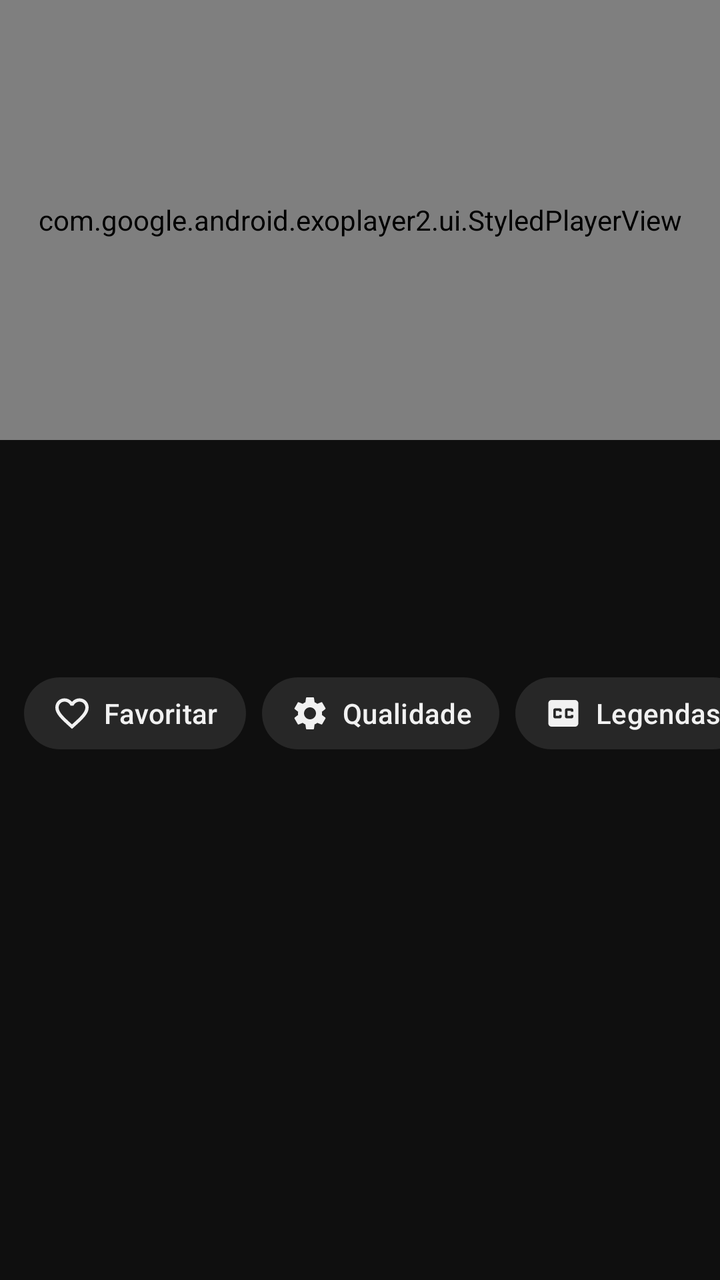
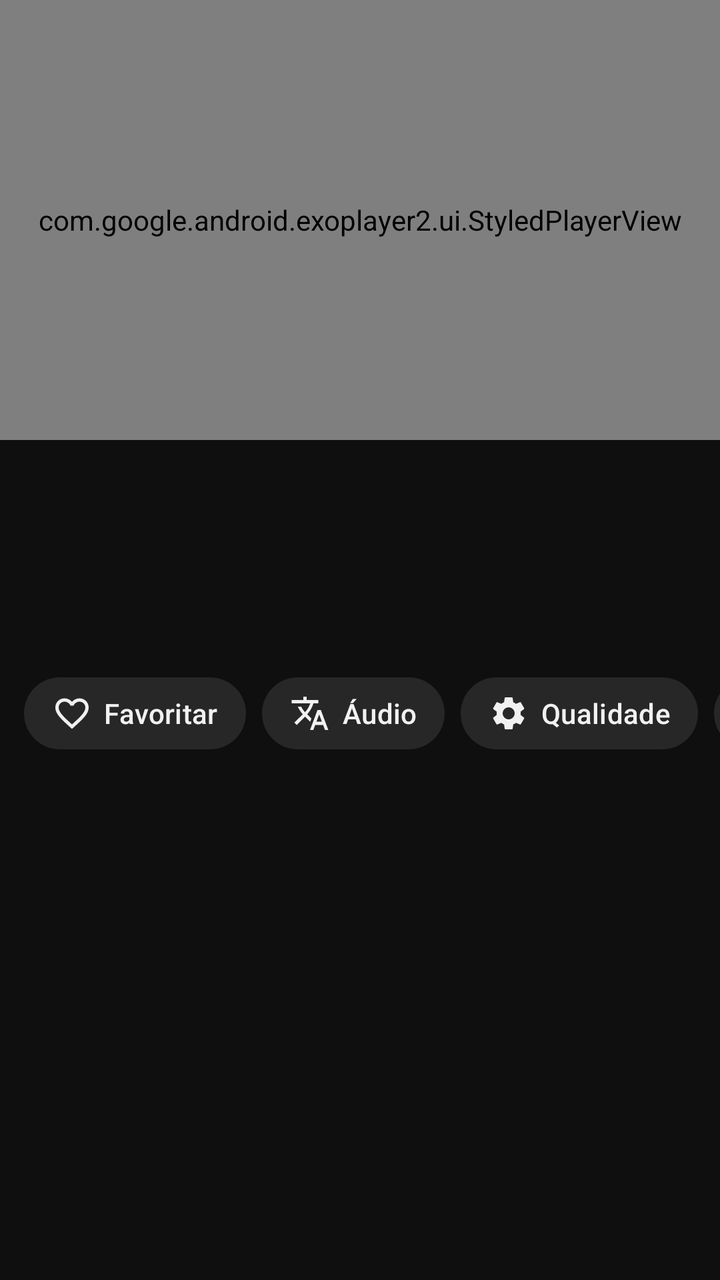

An Android layout rendered at two revisions. The XML below is the earlier revision; the diff shows what the commit changed to produce the second picture.
<!-- AndroidManifest.xml: another module's application theme Theme.SuperTube -->
<!-- res/layout/activity_player.xml -->
<?xml version="1.0" encoding="utf-8"?>
<LinearLayout xmlns:android="http://schemas.android.com/apk/res/android"
    xmlns:app="http://schemas.android.com/apk/res-auto"
    android:layout_width="match_parent"
    android:layout_height="match_parent"
    android:background="@color/background"
    android:fitsSystemWindows="true"
    android:orientation="vertical">

    <FrameLayout
        android:id="@+id/player_box"
        android:layout_width="match_parent"
        android:layout_height="220dp"
        android:background="@android:color/black">

        <com.google.android.exoplayer2.ui.StyledPlayerView
            android:id="@+id/player_view"
            android:layout_width="match_parent"
            android:layout_height="match_parent"
            android:background="@android:color/black"
            app:buffered_color="#66FFFFFF"
            app:played_color="#FF0000"
            app:scrubber_color="#FF0000"
            app:unplayed_color="#33FFFFFF"
            app:show_buffering="when_playing" />

        <TextView
            android:id="@+id/seek_left"
            android:layout_width="wrap_content"
            android:layout_height="wrap_content"
            android:layout_gravity="center_vertical|start"
            android:layout_marginStart="32dp"
            android:background="@drawable/seek_indicator_bg"
            android:paddingHorizontal="18dp"
            android:paddingVertical="10dp"
            android:textColor="@android:color/white"
            android:textSize="14sp"
            android:textStyle="bold"
            android:visibility="gone" />

        <TextView
            android:id="@+id/seek_right"
            android:layout_width="wrap_content"
            android:layout_height="wrap_content"
            android:layout_gravity="center_vertical|end"
            android:layout_marginEnd="32dp"
            android:background="@drawable/seek_indicator_bg"
            android:paddingHorizontal="18dp"
            android:paddingVertical="10dp"
            android:textColor="@android:color/white"
            android:textSize="14sp"
            android:textStyle="bold"
            android:visibility="gone" />
    </FrameLayout>

    <androidx.core.widget.NestedScrollView
        android:id="@+id/details"
        android:layout_width="match_parent"
        android:layout_height="0dp"
        android:layout_weight="1">

        <LinearLayout
            android:layout_width="match_parent"
            android:layout_height="wrap_content"
            android:orientation="vertical">

            <ProgressBar
                android:id="@+id/progress"
                style="?android:attr/progressBarStyleHorizontal"
                android:layout_width="match_parent"
                android:layout_height="wrap_content"
                android:indeterminate="true"
                android:indeterminateTint="@color/brand"
                android:visibility="gone" />

            <TextView
                android:id="@+id/title"
                android:layout_width="match_parent"
                android:layout_height="wrap_content"
                android:ellipsize="end"
                android:lineSpacingExtra="2dp"
                android:maxLines="2"
                android:paddingHorizontal="12dp"
                android:paddingTop="12dp"
                android:textColor="@color/text_primary"
                android:textSize="18sp"
                android:textStyle="bold" />

            <TextView
                android:id="@+id/meta"
                android:layout_width="match_parent"
                android:layout_height="wrap_content"
                android:paddingHorizontal="12dp"
                android:paddingTop="4dp"
                android:textColor="@color/text_secondary"
                android:textSize="12sp" />

            <LinearLayout
                android:id="@+id/uploader_row"
                android:layout_width="match_parent"
                android:layout_height="wrap_content"
                android:layout_marginTop="8dp"
                android:background="?attr/selectableItemBackground"
                android:gravity="center_vertical"
                android:orientation="horizontal"
                android:paddingHorizontal="12dp"
                android:paddingVertical="6dp">

                <ImageView
                    android:id="@+id/uploader_avatar"
                    android:layout_width="36dp"
                    android:layout_height="36dp"
                    android:contentDescription="@null" />

                <TextView
                    android:id="@+id/uploader"
                    android:layout_width="wrap_content"
                    android:layout_height="wrap_content"
                    android:layout_marginStart="10dp"
                    android:ellipsize="end"
                    android:maxLines="1"
                    android:maxWidth="180dp"
                    android:textColor="@color/text_primary"
                    android:textSize="15sp"
                    android:textStyle="bold" />

                <TextView
                    android:id="@+id/uploader_subs"
                    android:layout_width="0dp"
                    android:layout_height="wrap_content"
                    android:layout_marginStart="6dp"
                    android:layout_weight="1"
                    android:ellipsize="end"
                    android:maxLines="1"
                    android:textColor="@color/text_secondary"
                    android:textSize="12sp" />

                <com.google.android.material.button.MaterialButton
                    android:id="@+id/subscribe"
                    style="@style/Pill.Light"
                    android:layout_width="wrap_content"
                    android:layout_height="wrap_content"
                    android:text="@string/subscribe"
                    android:visibility="gone" />
            </LinearLayout>

            <HorizontalScrollView
                android:layout_width="match_parent"
                android:layout_height="wrap_content"
                android:layout_marginTop="6dp"
                android:scrollbars="none">

                <LinearLayout
                    android:layout_width="wrap_content"
                    android:layout_height="wrap_content"
                    android:orientation="horizontal"
                    android:paddingHorizontal="12dp">

                    <com.google.android.material.button.MaterialButton
                        android:id="@+id/favorite"
                        style="@style/Pill"
                        android:layout_width="wrap_content"
                        android:layout_height="wrap_content"
                        android:layout_marginEnd="8dp"
                        android:text="@string/favorite"
                        app:icon="@drawable/ic_favorite_outline" />

                    <com.google.android.material.button.MaterialButton
                        android:id="@+id/quality"
                        style="@style/Pill"
                        android:layout_width="wrap_content"
                        android:layout_height="wrap_content"
                        android:layout_marginEnd="8dp"
                        android:text="@string/quality"
                        app:icon="@drawable/ic_settings" />

                    <com.google.android.material.button.MaterialButton
                        android:id="@+id/subtitles"
                        style="@style/Pill"
                        android:layout_width="wrap_content"
                        android:layout_height="wrap_content"
                        android:layout_marginEnd="8dp"
                        android:text="@string/subtitles"
                        app:icon="@drawable/ic_subtitles" />

                    <com.google.android.material.button.MaterialButton
                        android:id="@+id/share"
                        style="@style/Pill"
                        android:layout_width="wrap_content"
                        android:layout_height="wrap_content"
                        android:layout_marginEnd="8dp"
                        android:text="@string/share"
                        app:icon="@drawable/ic_share" />

                    <com.google.android.material.button.MaterialButton
                        android:id="@+id/download"
                        style="@style/Pill"
                        android:layout_width="wrap_content"
                        android:layout_height="wrap_content"
                        android:layout_marginEnd="8dp"
                        android:text="@string/download"
                        app:icon="@drawable/ic_download" />

                    <com.google.android.material.button.MaterialButton
                        android:id="@+id/audio_only"
                        style="@style/Pill"
                        android:layout_width="wrap_content"
                        android:layout_height="wrap_content"
                        android:text="@string/audio_only"
                        app:icon="@drawable/ic_headphones" />
                </LinearLayout>
            </HorizontalScrollView>

            <TextView
                android:id="@+id/description"
                android:layout_width="match_parent"
                android:layout_height="wrap_content"
                android:layout_marginHorizontal="12dp"
                android:layout_marginTop="12dp"
                android:background="@drawable/description_bg"
                android:ellipsize="end"
                android:maxLines="3"
                android:padding="12dp"
                android:textColor="@color/text_primary"
                android:textSize="13sp"
                android:visibility="gone" />

            <androidx.recyclerview.widget.RecyclerView
                android:id="@+id/related"
                android:layout_width="match_parent"
                android:layout_height="wrap_content"
                android:layout_marginTop="16dp"
                android:nestedScrollingEnabled="false" />
        </LinearLayout>
    </androidx.core.widget.NestedScrollView>
</LinearLayout>
<!-- resources referenced by this layout -->
<resources>
  <color name="background">#0F0F0F</color>
  <color name="brand">#E53935</color>
  <color name="text_primary">#F1F1F1</color>
  <color name="text_secondary">#AAAAAA</color>
  <!-- drawable description_bg (drawable) -->
  <shape xmlns:android="http://schemas.android.com/apk/res/android">
      <solid android:color="@color/chip" />
      <corners android:radius="12dp" />
  </shape>
  <!-- drawable ic_download (drawable) -->
  <vector xmlns:android="http://schemas.android.com/apk/res/android"
      android:width="24dp" android:height="24dp"
      android:viewportWidth="24" android:viewportHeight="24"
      android:tint="?attr/colorControlNormal">
      <path android:fillColor="@android:color/white"
          android:pathData="M19,9h-4V3H9v6H5l7,7 7,-7zM5,18v2h14v-2H5z" />
  </vector>
  <!-- drawable ic_headphones (drawable) -->
  <vector xmlns:android="http://schemas.android.com/apk/res/android"
      android:width="24dp" android:height="24dp"
      android:viewportWidth="24" android:viewportHeight="24"
      android:tint="?attr/colorControlNormal">
      <path android:fillColor="@android:color/white"
          android:pathData="M12,1c-4.97,0 -9,4.03 -9,9v7c0,1.66 1.34,3 3,3h3v-8H5v-2c0,-3.87 3.13,-7 7,-7s7,3.13 7,7v2h-4v8h3c1.66,0 3,-1.34 3,-3v-7c0,-4.97 -4.03,-9 -9,-9z" />
  </vector>
  <!-- drawable ic_subtitles (drawable) -->
  <vector xmlns:android="http://schemas.android.com/apk/res/android"
      android:width="24dp" android:height="24dp"
      android:viewportWidth="24" android:viewportHeight="24">
      <path android:fillColor="@android:color/white"
          android:pathData="M19,4H5c-1.11,0 -2,0.9 -2,2v12c0,1.1 0.89,2 2,2h14c1.1,0 2,-0.9 2,-2V6c0,-1.1 -0.9,-2 -2,-2zM11,11H9.5v-0.5h-2v3h2V13H11v1c0,0.55 -0.45,1 -1,1H7c-0.55,0 -1,-0.45 -1,-1v-4c0,-0.55 0.45,-1 1,-1h3c0.55,0 1,0.45 1,1v1zM18,11h-1.5v-0.5h-2v3h2V13H18v1c0,0.55 -0.45,1 -1,1h-3c-0.55,0 -1,-0.45 -1,-1v-4c0,-0.55 0.45,-1 1,-1h3c0.55,0 1,0.45 1,1v1z" />
  </vector>
  <!-- drawable seek_indicator_bg (drawable) -->
  <shape xmlns:android="http://schemas.android.com/apk/res/android">
      <solid android:color="#99000000" />
      <corners android:radius="28dp" />
  </shape>
  <string name="audio_only">Só áudio</string>
  <string name="download">Baixar</string>
  <string name="favorite">Favoritar</string>
  <string name="quality">Qualidade</string>
  <string name="share">Compartilhar</string>
  <string name="subscribe">Inscrever-se</string>
  <string name="subtitles">Legendas</string>
  <style name="Pill.Light">
          <item name="backgroundTint">@color/pill_light</item>
          <item name="android:textColor">@color/on_pill_light</item>
          <item name="android:textStyle">bold</item>
      </style>
  <color name="chip">#272727</color>
  <color name="pill_light">#F1F1F1</color>
  <color name="on_pill_light">#0F0F0F</color>
  <style name="ThemeOverlay.SuperTube.Dialog" parent="ThemeOverlay.Material3.MaterialAlertDialog">
          <item name="colorSurface">@color/surface</item>
          <item name="colorSurfaceContainerHigh">@color/surface</item>
      </style>
  <color name="surface">#212121</color>
  <!-- unchanged entries left out for length: 5 -->
</resources>

<!-- the commit's change to res/layout/activity_player.xml (unified diff, before → after) -->
@@ -166,6 +166,15 @@
                         app:icon="@drawable/ic_favorite_outline" />
 
                     <com.google.android.material.button.MaterialButton
+                        android:id="@+id/audio_dub"
+                        style="@style/Pill"
+                        android:layout_width="wrap_content"
+                        android:layout_height="wrap_content"
+                        android:layout_marginEnd="8dp"
+                        android:text="@string/audio_dub_short"
+                        app:icon="@drawable/ic_dub" />
+
+                    <com.google.android.material.button.MaterialButton
                         android:id="@+id/quality"
                         style="@style/Pill"
                         android:layout_width="wrap_content"
<!-- resource entries referenced after the edit -->
@@ -16,6 +16,13 @@
       android:tint="?attr/colorControlNormal">
       <path android:fillColor="@android:color/white"
           android:pathData="M19,9h-4V3H9v6H5l7,7 7,-7zM5,18v2h14v-2H5z" />
+  </vector>
+  <!-- drawable ic_dub (drawable) -->
+  <vector xmlns:android="http://schemas.android.com/apk/res/android"
+      android:width="24dp" android:height="24dp"
+      android:viewportWidth="24" android:viewportHeight="24">
+      <path android:fillColor="@android:color/white"
+          android:pathData="M12.87,15.07l-2.54,-2.51 0.03,-0.03c1.74,-1.94 2.98,-4.17 3.71,-6.53L17,6L17,4h-7L10,2L8,2v2L1,4v1.99h11.17C11.5,7.92 10.44,9.75 9,11.35 8.07,10.32 7.3,9.19 6.69,8h-2c0.73,1.63 1.73,3.17 2.98,4.56l-5.09,5.02L4,19l5,-5 3.11,3.11 0.76,-2.04zM18.5,10h-2L12,22h2l1.12,-3h4.75L21,22h2l-4.5,-12zM15.88,17l1.62,-4.33L19.12,17h-3.24z" />
   </vector>
   <!-- drawable ic_headphones (drawable) -->
   <vector xmlns:android="http://schemas.android.com/apk/res/android"
@@ -37,6 +44,7 @@
       <solid android:color="#99000000" />
       <corners android:radius="28dp" />
   </shape>
+  <string name="audio_dub_short">Áudio</string>
   <string name="audio_only">Só áudio</string>
   <string name="download">Baixar</string>
   <string name="favorite">Favoritar</string>
